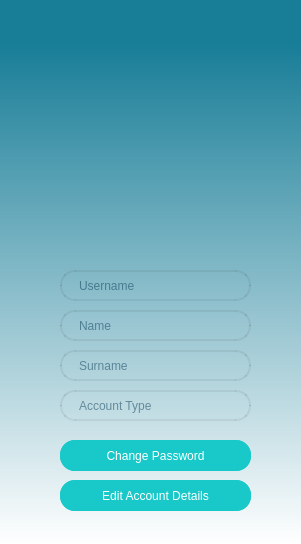
Old version of the form VIT_Module/6-Python_Arayuz/UI_Files/settings_ui.ui in the repository buyukakcali/Python-Module-Week7_CRM-Project.
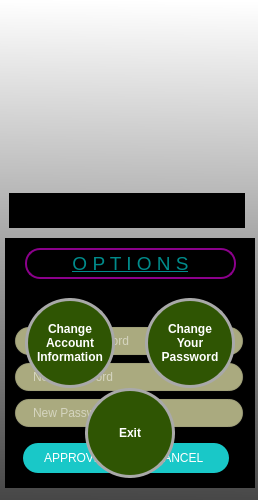
New version of the form. Icons and pictures are not drawn.

The edit to the form file:
```diff
--- a/VIT_Module/6-Python_Arayuz/UI_Files/settings_ui.ui
+++ b/VIT_Module/6-Python_Arayuz/UI_Files/settings_ui.ui
@@ -6,22 +6,10 @@
    <rect>
     <x>0</x>
     <y>0</y>
-    <width>301</width>
-    <height>544</height>
+    <width>258</width>
+    <height>500</height>
    </rect>
   </property>
-  <property name="minimumSize">
-   <size>
-    <width>301</width>
-    <height>544</height>
-   </size>
-  </property>
-  <property name="maximumSize">
-   <size>
-    <width>301</width>
-    <height>544</height>
-   </size>
-  </property>
   <property name="windowTitle">
    <string>Settings</string>
   </property>
@@ -30,18 +18,29 @@
     <normaloff>pictures/werhere_icon.png</normaloff>pictures/werhere_icon.png</iconset>
   </property>
   <property name="styleSheet">
-   <string notr="true">
-background-color: qlineargradient(spread:pad, x1:0.472, y1:0, x2:0.472, y2:1, stop:0.0795455 rgba(24, 125, 151, 255), stop:1 rgba(255, 255, 255, 255));</string>
+   <string notr="true">background-color: qlineargradient(spread:pad, x1:0.489, y1:1, x2:0.494, y2:0, stop:0 rgba(71, 71, 71, 255), stop:1 rgba(255, 255, 255, 255));</string>
   </property>
   <widget class="QLabel" name="labelPicture">
    <property name="geometry">
     <rect>
-     <x>20</x>
-     <y>20</y>
-     <width>281</width>
-     <height>201</height>
+     <x>9</x>
+     <y>13</y>
+     <width>250</width>
+     <height>170</height>
     </rect>
    </property>
+   <property name="minimumSize">
+    <size>
+     <width>250</width>
+     <height>170</height>
+    </size>
+   </property>
+   <property name="maximumSize">
+    <size>
+     <width>250</width>
+     <height>170</height>
+    </size>
+   </property>
    <property name="styleSheet">
     <string notr="true">background-color: rgba(0, 0, 0,0%);</string>
    </property>
@@ -51,232 +50,660 @@
    <property name="pixmap">
     <pixmap>pictures/settingFoto.png</pixmap>
    </property>
-  </widget>
-  <widget class="QLineEdit" name="lineEditUserName">
-   <property name="enabled">
-    <bool>false</bool>
+   <property name="scaledContents">
+    <bool>true</bool>
    </property>
-   <property name="geometry">
-    <rect>
-     <x>60</x>
-     <y>270</y>
-     <width>191</width>
-     <height>31</height>
-    </rect>
-   </property>
-   <property name="focusPolicy">
-    <enum>Qt::StrongFocus</enum>
-   </property>
-   <property name="styleSheet">
-    <string notr="true">QLineEdit {
- color: rgb(5, 58, 85);
-  border: 2px solid rgba(38, 38, 48,20);
-  border-radius: 15px;
-  
-  padding-left: 15px;
-  background-color: rgba(36, 36, 36,0);
- 
-}
-
-QLineEdit:hover {
-	border: 2px solid rgb(0, 255, 255);
-}
-
- QLineEdit:focus  {
-  border: 2px solid rgb(35, 218, 233);
-
-}
-
-   
-
-
-
-</string>
-   </property>
-   <property name="text">
-    <string/>
-   </property>
-   <property name="placeholderText">
-    <string>Username</string>
-   </property>
   </widget>
-  <widget class="QLineEdit" name="lineEditName">
-   <property name="enabled">
-    <bool>false</bool>
-   </property>
+  <widget class="QLabel" name="labelManageAccount">
    <property name="geometry">
     <rect>
-     <x>60</x>
-     <y>310</y>
-     <width>191</width>
-     <height>31</height>
+     <x>9</x>
+     <y>193</y>
+     <width>236</width>
+     <height>35</height>
     </rect>
    </property>
-   <property name="styleSheet">
-    <string notr="true">QLineEdit {
- color: rgb(5, 58, 85);
-  border: 2px solid rgba(38, 38, 48,20);
-  border-radius: 15px;
-  padding-left: 15px;
-  background-color: rgba(36, 36, 36,0);
- 
-}
-
-QLineEdit:hover {
-	border: 2px solid rgb(0, 255, 255);
-}
-
- QLineEdit:focus  {
-  border: 2px solid rgb(35, 218, 233);
-
-}
-
-   
-
-
-
-
-</string>
+   <property name="minimumSize">
+    <size>
+     <width>0</width>
+     <height>35</height>
+    </size>
    </property>
-   <property name="text">
-    <string/>
-   </property>
-   <property name="echoMode">
-    <enum>QLineEdit::Normal</enum>
-   </property>
-   <property name="placeholderText">
-    <string>Name</string>
-   </property>
-  </widget>
-  <widget class="QLineEdit" name="lineEditSurname">
-   <property name="enabled">
-    <bool>false</bool>
-   </property>
-   <property name="geometry">
-    <rect>
-     <x>60</x>
-     <y>350</y>
-     <width>191</width>
-     <height>31</height>
-    </rect>
-   </property>
-   <property name="styleSheet">
-    <string notr="true">QLineEdit {
- color: rgb(5, 58, 85);
-  border: 2px solid rgba(38, 38, 48,20);
-  border-radius: 15px;
-  padding-left: 15px;
-  background-color: rgba(36, 36, 36,0);
- 
-}
-
-QLineEdit:hover {
-	border: 2px solid rgb(0, 255, 255);
-}
-
- QLineEdit:focus  {
-  border: 2px solid rgb(35, 218, 233);
-
-}
-
-   
-
-
-
-
-</string>
-   </property>
-   <property name="text">
-    <string/>
-   </property>
-   <property name="echoMode">
-    <enum>QLineEdit::Normal</enum>
-   </property>
-   <property name="placeholderText">
-    <string>Surname</string>
-   </property>
-  </widget>
-  <widget class="QLineEdit" name="lineEditAccountType">
-   <property name="enabled">
-    <bool>false</bool>
-   </property>
-   <property name="geometry">
-    <rect>
-     <x>60</x>
-     <y>390</y>
-     <width>191</width>
-     <height>31</height>
-    </rect>
-   </property>
-   <property name="styleSheet">
-    <string notr="true">QLineEdit {
- color: rgb(5, 58, 85);
-  border: 2px solid rgba(38, 38, 48,20);
-  border-radius: 15px;
-  padding-left: 15px;
-  background-color: rgba(36, 36, 36,0);
- 
-}
-
-QLineEdit:hover {
-	border: 2px solid rgb(0, 255, 255);
-}
-
- QLineEdit:focus  {
-  border: 2px solid rgb(35, 218, 233);
-
-}
-
-   
-
-
-
-
-</string>
-   </property>
-   <property name="text">
-    <string/>
-   </property>
-   <property name="echoMode">
-    <enum>QLineEdit::Normal</enum>
-   </property>
-   <property name="placeholderText">
-    <string>Account Type</string>
-   </property>
-  </widget>
-  <widget class="QLabel" name="labelWellcome">
-   <property name="geometry">
-    <rect>
-     <x>45</x>
-     <y>240</y>
-     <width>231</width>
-     <height>20</height>
-    </rect>
+   <property name="maximumSize">
+    <size>
+     <width>250</width>
+     <height>35</height>
+    </size>
    </property>
    <property name="font">
     <font>
-     <family>Gabriola</family>
-     <pointsize>20</pointsize>
+     <pointsize>22</pointsize>
+     <bold>true</bold>
+     <underline>true</underline>
     </font>
    </property>
    <property name="styleSheet">
-    <string notr="true">background-color: rgba(0, 0, 0,0%);</string>
+    <string notr="true">background-color: rgb(0, 0, 0, 255);
+color: black</string>
    </property>
    <property name="text">
-    <string/>
+    <string>Manage Account</string>
    </property>
+   <property name="alignment">
+    <set>Qt::AlignCenter</set>
+   </property>
   </widget>
-  <widget class="QFrame" name="frameButtons">
+  <widget class="QFrame" name="gridFrameUserInfo">
    <property name="geometry">
     <rect>
-     <x>50</x>
-     <y>430</y>
-     <width>211</width>
-     <height>91</height>
+     <x>5</x>
+     <y>238</y>
+     <width>250</width>
+     <height>250</height>
     </rect>
    </property>
+   <property name="minimumSize">
+    <size>
+     <width>250</width>
+     <height>250</height>
+    </size>
+   </property>
+   <property name="maximumSize">
+    <size>
+     <width>250</width>
+     <height>250</height>
+    </size>
+   </property>
    <property name="styleSheet">
-    <string notr="true">background-color: rgba(255, 255, 255, 0);</string>
+    <string notr="true">background-color: rgb(0, 0, 0, 255);</string>
+   </property>
+   <layout class="QVBoxLayout" name="verticalLayout_2">
+    <item>
+     <widget class="QLineEdit" name="lineEditUser">
+      <property name="enabled">
+       <bool>false</bool>
+      </property>
+      <property name="minimumSize">
+       <size>
+        <width>230</width>
+        <height>30</height>
+       </size>
+      </property>
+      <property name="maximumSize">
+       <size>
+        <width>230</width>
+        <height>30</height>
+       </size>
+      </property>
+      <property name="focusPolicy">
+       <enum>Qt::StrongFocus</enum>
+      </property>
+      <property name="styleSheet">
+       <string notr="true">QLineEdit {
+	color: rgb(85, 0, 0);
+  	border: 2px solid rgba(38, 38, 48,20);
+  	border-radius: 15px;
+  	padding-left: 15px;
+  	background-color: rgba(36, 36, 36,0);
+	background-color: rgb(170, 170, 127); 
+}
+
+QLineEdit:hover {
+	border: 2px solid rgb(0, 255, 255);
+}
+
+ QLineEdit:focus  {
+  border: 2px solid rgb(35, 218, 233);
+}
+</string>
+      </property>
+      <property name="text">
+       <string/>
+      </property>
+      <property name="placeholderText">
+       <string>Username</string>
+      </property>
+     </widget>
+    </item>
+    <item>
+     <widget class="QLineEdit" name="lineEditAccountType">
+      <property name="enabled">
+       <bool>false</bool>
+      </property>
+      <property name="minimumSize">
+       <size>
+        <width>230</width>
+        <height>30</height>
+       </size>
+      </property>
+      <property name="maximumSize">
+       <size>
+        <width>230</width>
+        <height>30</height>
+       </size>
+      </property>
+      <property name="styleSheet">
+       <string notr="true">QLineEdit {
+	color: rgb(85, 0, 0);
+  	border: 2px solid rgba(38, 38, 48,20);
+  	border-radius: 15px;
+  	padding-left: 15px;
+  	background-color: rgba(36, 36, 36,0);
+	background-color: rgb(170, 170, 127); 
+}
+
+QLineEdit:hover {
+	border: 2px solid rgb(0, 255, 255);
+}
+
+ QLineEdit:focus  {
+  border: 2px solid rgb(35, 218, 233);
+}
+</string>
+      </property>
+      <property name="text">
+       <string/>
+      </property>
+      <property name="echoMode">
+       <enum>QLineEdit::Normal</enum>
+      </property>
+      <property name="placeholderText">
+       <string>Account Type</string>
+      </property>
+     </widget>
+    </item>
+    <item>
+     <widget class="QLineEdit" name="lineEditUserName">
+      <property name="enabled">
+       <bool>false</bool>
+      </property>
+      <property name="minimumSize">
+       <size>
+        <width>230</width>
+        <height>30</height>
+       </size>
+      </property>
+      <property name="maximumSize">
+       <size>
+        <width>230</width>
+        <height>30</height>
+       </size>
+      </property>
+      <property name="styleSheet">
+       <string notr="true">QLineEdit {
+	color: rgb(255, 255, 255);
+  	border: 2px solid rgba(38, 38, 48,20);
+  	border-radius: 15px;
+  	padding-left: 15px;
+  	background-color: rgba(36, 36, 36,0);
+	background-color: rgb(170, 170, 127); 
+}
+
+QLineEdit:hover {
+	border: 2px solid rgb(0, 255, 255);
+}
+
+ QLineEdit:focus  {
+  border: 2px solid rgb(35, 218, 233);
+}
+</string>
+      </property>
+      <property name="text">
+       <string/>
+      </property>
+      <property name="echoMode">
+       <enum>QLineEdit::Normal</enum>
+      </property>
+      <property name="placeholderText">
+       <string>Name</string>
+      </property>
+     </widget>
+    </item>
+    <item>
+     <widget class="QLineEdit" name="lineEditUserSurname">
+      <property name="enabled">
+       <bool>false</bool>
+      </property>
+      <property name="minimumSize">
+       <size>
+        <width>230</width>
+        <height>30</height>
+       </size>
+      </property>
+      <property name="maximumSize">
+       <size>
+        <width>230</width>
+        <height>30</height>
+       </size>
+      </property>
+      <property name="styleSheet">
+       <string notr="true">QLineEdit {
+	color: rgb(255, 255, 255);
+  	border: 2px solid rgba(38, 38, 48,20);
+  	border-radius: 15px;
+  	padding-left: 15px;
+  	background-color: rgba(36, 36, 36,0);
+	background-color: rgb(170, 170, 127); 
+}
+
+QLineEdit:hover {
+	border: 2px solid rgb(0, 255, 255);
+}
+
+ QLineEdit:focus  {
+  border: 2px solid rgb(35, 218, 233);
+}
+</string>
+      </property>
+      <property name="text">
+       <string/>
+      </property>
+      <property name="echoMode">
+       <enum>QLineEdit::Normal</enum>
+      </property>
+      <property name="placeholderText">
+       <string>Surname</string>
+      </property>
+     </widget>
+    </item>
+    <item>
+     <widget class="QFrame" name="gridFrameChangeAccountInformation">
+      <property name="minimumSize">
+       <size>
+        <width>250</width>
+        <height>45</height>
+       </size>
+      </property>
+      <property name="maximumSize">
+       <size>
+        <width>250</width>
+        <height>45</height>
+       </size>
+      </property>
+      <property name="styleSheet">
+       <string notr="true">background-color: rgb(0, 0, 0, 255);</string>
+      </property>
+      <layout class="QFormLayout" name="formLayout_2">
+       <item row="1" column="0">
+        <widget class="QPushButton" name="pushButtonCAIApprove">
+         <property name="minimumSize">
+          <size>
+           <width>100</width>
+           <height>30</height>
+          </size>
+         </property>
+         <property name="maximumSize">
+          <size>
+           <width>100</width>
+           <height>30</height>
+          </size>
+         </property>
+         <property name="mouseTracking">
+          <bool>true</bool>
+         </property>
+         <property name="focusPolicy">
+          <enum>Qt::StrongFocus</enum>
+         </property>
+         <property name="styleSheet">
+          <string notr="true">
+QPushButton{
+	border-radius : 15px;
+	background-color : rgb(25, 200, 200);
+	color: rgb(255, 255, 255);
+ 
+}
+QPushButton:hover{
+	background-color: rgb(20, 135, 135);
+    border: 2px solid rgb(162, 0, 0);
+	
+}
+
+</string>
+         </property>
+         <property name="text">
+          <string>APPROVE</string>
+         </property>
+        </widget>
+       </item>
+       <item row="1" column="1">
+        <widget class="QPushButton" name="pushButtonCAICancel">
+         <property name="minimumSize">
+          <size>
+           <width>100</width>
+           <height>30</height>
+          </size>
+         </property>
+         <property name="maximumSize">
+          <size>
+           <width>100</width>
+           <height>30</height>
+          </size>
+         </property>
+         <property name="styleSheet">
+          <string notr="true">QPushButton{
+	border-radius : 15px;
+	background-color : rgb(25, 200, 200);
+	color: rgb(255, 255, 255);
+}
+QPushButton:hover{
+	background-color: rgb(20, 135, 135);
+    border: 2px solid rgb(162, 0, 0);
+}
+</string>
+         </property>
+         <property name="text">
+          <string>CANCEL</string>
+         </property>
+        </widget>
+       </item>
+      </layout>
+     </widget>
+    </item>
+   </layout>
+  </widget>
+  <widget class="QFrame" name="gridFrameChangePassword">
+   <property name="geometry">
+    <rect>
+     <x>5</x>
+     <y>238</y>
+     <width>250</width>
+     <height>250</height>
+    </rect>
+   </property>
+   <property name="minimumSize">
+    <size>
+     <width>250</width>
+     <height>250</height>
+    </size>
+   </property>
+   <property name="maximumSize">
+    <size>
+     <width>250</width>
+     <height>250</height>
+    </size>
+   </property>
+   <property name="styleSheet">
+    <string notr="true">background-color: rgb(0, 0, 0, 255);</string>
+   </property>
+   <layout class="QVBoxLayout" name="verticalLayout_3">
+    <item>
+     <widget class="QLabel" name="labelChangePassword">
+      <property name="enabled">
+       <bool>true</bool>
+      </property>
+      <property name="font">
+       <font>
+        <pointsize>14</pointsize>
+        <underline>true</underline>
+       </font>
+      </property>
+      <property name="text">
+       <string>Change Password</string>
+      </property>
+      <property name="alignment">
+       <set>Qt::AlignCenter</set>
+      </property>
+     </widget>
+    </item>
+    <item>
+     <widget class="QLineEdit" name="lineEditCurrentPass">
+      <property name="enabled">
+       <bool>true</bool>
+      </property>
+      <property name="minimumSize">
+       <size>
+        <width>230</width>
+        <height>30</height>
+       </size>
+      </property>
+      <property name="maximumSize">
+       <size>
+        <width>230</width>
+        <height>30</height>
+       </size>
+      </property>
+      <property name="focusPolicy">
+       <enum>Qt::StrongFocus</enum>
+      </property>
+      <property name="styleSheet">
+       <string notr="true">QLineEdit {
+	color: rgb(255, 255, 255);
+  	border: 2px solid rgba(38, 38, 48,20);
+  	border-radius: 15px;
+  	padding-left: 15px;
+  	background-color: rgba(36, 36, 36,0);
+	background-color: rgb(170, 170, 127); 
+}
+
+QLineEdit:hover {
+	border: 2px solid rgb(0, 255, 255);
+}
+
+ QLineEdit:focus  {
+  border: 2px solid rgb(35, 218, 233);
+}
+</string>
+      </property>
+      <property name="text">
+       <string/>
+      </property>
+      <property name="placeholderText">
+       <string>Current Password</string>
+      </property>
+     </widget>
+    </item>
+    <item>
+     <widget class="QLineEdit" name="lineEditNewPass">
+      <property name="enabled">
+       <bool>true</bool>
+      </property>
+      <property name="minimumSize">
+       <size>
+        <width>230</width>
+        <height>30</height>
+       </size>
+      </property>
+      <property name="maximumSize">
+       <size>
+        <width>230</width>
+        <height>30</height>
+       </size>
+      </property>
+      <property name="styleSheet">
+       <string notr="true">QLineEdit {
+	color: rgb(255, 255, 255);
+  	border: 2px solid rgba(38, 38, 48,20);
+  	border-radius: 15px;
+  	padding-left: 15px;
+  	background-color: rgba(36, 36, 36,0);
+	background-color: rgb(170, 170, 127); 
+}
+
+QLineEdit:hover {
+	border: 2px solid rgb(0, 255, 255);
+}
+
+ QLineEdit:focus  {
+  border: 2px solid rgb(35, 218, 233);
+}
+</string>
+      </property>
+      <property name="text">
+       <string/>
+      </property>
+      <property name="echoMode">
+       <enum>QLineEdit::Normal</enum>
+      </property>
+      <property name="placeholderText">
+       <string>New Password</string>
+      </property>
+     </widget>
+    </item>
+    <item>
+     <widget class="QLineEdit" name="lineEditNewPass2">
+      <property name="enabled">
+       <bool>true</bool>
+      </property>
+      <property name="minimumSize">
+       <size>
+        <width>230</width>
+        <height>30</height>
+       </size>
+      </property>
+      <property name="maximumSize">
+       <size>
+        <width>230</width>
+        <height>30</height>
+       </size>
+      </property>
+      <property name="styleSheet">
+       <string notr="true">QLineEdit {
+	color: rgb(255, 255, 255);
+  	border: 2px solid rgba(38, 38, 48,20);
+  	border-radius: 15px;
+  	padding-left: 15px;
+  	background-color: rgba(36, 36, 36,0);
+	background-color: rgb(170, 170, 127); 
+}
+
+QLineEdit:hover {
+	border: 2px solid rgb(0, 255, 255);
+}
+
+ QLineEdit:focus  {
+  border: 2px solid rgb(35, 218, 233);
+}
+</string>
+      </property>
+      <property name="text">
+       <string/>
+      </property>
+      <property name="echoMode">
+       <enum>QLineEdit::Normal</enum>
+      </property>
+      <property name="placeholderText">
+       <string>New Password (Again)</string>
+      </property>
+     </widget>
+    </item>
+    <item>
+     <widget class="QFrame" name="gridFrameCPApproveCancel">
+      <property name="minimumSize">
+       <size>
+        <width>250</width>
+        <height>45</height>
+       </size>
+      </property>
+      <property name="maximumSize">
+       <size>
+        <width>250</width>
+        <height>45</height>
+       </size>
+      </property>
+      <property name="styleSheet">
+       <string notr="true">background-color: rgb(0, 0, 0, 255);</string>
+      </property>
+      <layout class="QFormLayout" name="formLayout">
+       <item row="1" column="0">
+        <widget class="QPushButton" name="pushButtonCPApprove">
+         <property name="minimumSize">
+          <size>
+           <width>100</width>
+           <height>30</height>
+          </size>
+         </property>
+         <property name="maximumSize">
+          <size>
+           <width>100</width>
+           <height>30</height>
+          </size>
+         </property>
+         <property name="mouseTracking">
+          <bool>true</bool>
+         </property>
+         <property name="focusPolicy">
+          <enum>Qt::StrongFocus</enum>
+         </property>
+         <property name="styleSheet">
+          <string notr="true">
+QPushButton{
+	border-radius : 15px;
+	background-color : rgb(25, 200, 200);
+	color: rgb(255, 255, 255);
+ 
+}
+QPushButton:hover{
+	background-color: rgb(20, 135, 135);
+    border: 2px solid rgb(162, 0, 0);
+	
+}
+
+</string>
+         </property>
+         <property name="text">
+          <string>APPROVE</string>
+         </property>
+        </widget>
+       </item>
+       <item row="1" column="1">
+        <widget class="QPushButton" name="pushButtonCPCancel">
+         <property name="minimumSize">
+          <size>
+           <width>100</width>
+           <height>30</height>
+          </size>
+         </property>
+         <property name="maximumSize">
+          <size>
+           <width>100</width>
+           <height>30</height>
+          </size>
+         </property>
+         <property name="styleSheet">
+          <string notr="true">QPushButton{
+	border-radius : 15px;
+	background-color : rgb(25, 200, 200);
+	color: rgb(255, 255, 255);
+}
+QPushButton:hover{
+	background-color: rgb(20, 135, 135);
+    border: 2px solid rgb(162, 0, 0);
+}
+</string>
+         </property>
+         <property name="text">
+          <string>CANCEL</string>
+         </property>
+        </widget>
+       </item>
+      </layout>
+     </widget>
+    </item>
+   </layout>
+  </widget>
+  <widget class="QFrame" name="frameOptions">
+   <property name="geometry">
+    <rect>
+     <x>5</x>
+     <y>238</y>
+     <width>250</width>
+     <height>250</height>
+    </rect>
+   </property>
+   <property name="minimumSize">
+    <size>
+     <width>250</width>
+     <height>250</height>
+    </size>
+   </property>
+   <property name="maximumSize">
+    <size>
+     <width>250</width>
+     <height>250</height>
+    </size>
+   </property>
+   <property name="styleSheet">
+    <string notr="true">background-color: rgba(0, 0, 0, 0);</string>
    </property>
    <property name="frameShape">
     <enum>QFrame::StyledPanel</enum>
@@ -284,15 +711,68 @@
    <property name="frameShadow">
     <enum>QFrame::Raised</enum>
    </property>
-   <widget class="QPushButton" name="pushButtonChangePassword">
+   <widget class="QLabel" name="labelOptions">
     <property name="geometry">
      <rect>
-      <x>10</x>
+      <x>20</x>
       <y>10</y>
-      <width>191</width>
+      <width>211</width>
       <height>31</height>
      </rect>
     </property>
+    <property name="font">
+     <font>
+      <pointsize>14</pointsize>
+      <underline>true</underline>
+     </font>
+    </property>
+    <property name="styleSheet">
+     <string notr="true">QLabel {
+	color: darkCyan;
+	border-radius: 15px;
+    border: 2px solid darkMagenta;	
+}</string>
+    </property>
+    <property name="text">
+     <string>O P T I O N S</string>
+    </property>
+    <property name="textFormat">
+     <enum>Qt::MarkdownText</enum>
+    </property>
+    <property name="scaledContents">
+     <bool>true</bool>
+    </property>
+    <property name="alignment">
+     <set>Qt::AlignCenter</set>
+    </property>
+   </widget>
+   <widget class="QPushButton" name="pushButtonChangePassword">
+    <property name="geometry">
+     <rect>
+      <x>140</x>
+      <y>60</y>
+      <width>90</width>
+      <height>90</height>
+     </rect>
+    </property>
+    <property name="minimumSize">
+     <size>
+      <width>90</width>
+      <height>90</height>
+     </size>
+    </property>
+    <property name="maximumSize">
+     <size>
+      <width>90</width>
+      <height>90</height>
+     </size>
+    </property>
+    <property name="font">
+     <font>
+      <pointsize>9</pointsize>
+      <bold>true</bold>
+     </font>
+    </property>
     <property name="mouseTracking">
      <bool>true</bool>
     </property>
@@ -300,120 +780,135 @@
      <enum>Qt::StrongFocus</enum>
     </property>
     <property name="styleSheet">
-     <string notr="true">
-QPushButton{
-	border-radius : 15px;
+     <string notr="true">QPushButton{
+	border-radius : 45px;
 	background-color : rgb(25, 200, 200);
+	background-color: rgb(47, 85, 3);
 	color: rgb(255, 255, 255);
- 
+	border: 3px solid darkGray; 
 }
+
 QPushButton:hover{
 	background-color: rgb(20, 135, 135);
-    border: 2px solid rgb(162, 0, 0);
-	
-}
-
-</string>
+    border: 2px solid rgb(162, 0, 0);	
+}</string>
     </property>
     <property name="text">
-     <string>Change Password</string>
+     <string>Change
+Your
+Password</string>
     </property>
    </widget>
-   <widget class="QPushButton" name="pushButtonChangeAccountDetails">
+   <widget class="QPushButton" name="pushButtonChangeAInfo">
     <property name="geometry">
      <rect>
-      <x>10</x>
-      <y>50</y>
-      <width>191</width>
-      <height>31</height>
+      <x>20</x>
+      <y>60</y>
+      <width>90</width>
+      <height>90</height>
      </rect>
     </property>
+    <property name="minimumSize">
+     <size>
+      <width>90</width>
+      <height>90</height>
+     </size>
+    </property>
+    <property name="maximumSize">
+     <size>
+      <width>90</width>
+      <height>90</height>
+     </size>
+    </property>
+    <property name="font">
+     <font>
+      <pointsize>9</pointsize>
+      <bold>true</bold>
+     </font>
+    </property>
+    <property name="mouseTracking">
+     <bool>true</bool>
+    </property>
+    <property name="focusPolicy">
+     <enum>Qt::StrongFocus</enum>
+    </property>
     <property name="styleSheet">
      <string notr="true">QPushButton{
-	border-radius : 15px;
+	border-radius : 45px;
 	background-color : rgb(25, 200, 200);
+	background-color: rgb(47, 85, 3);
 	color: rgb(255, 255, 255);
+	border: 3px solid darkGray; 
 }
+
 QPushButton:hover{
 	background-color: rgb(20, 135, 135);
-    border: 2px solid rgb(162, 0, 0);
-}
-</string>
+    border: 2px solid rgb(162, 0, 0);	
+}</string>
     </property>
     <property name="text">
-     <string>Edit Account Details</string>
+     <string>Change
+Account
+Information</string>
     </property>
    </widget>
-  </widget>
-  <widget class="QPushButton" name="pushButtonApprove">
-   <property name="geometry">
-    <rect>
-     <x>60</x>
-     <y>440</y>
-     <width>191</width>
-     <height>31</height>
-    </rect>
-   </property>
-   <property name="mouseTracking">
-    <bool>true</bool>
-   </property>
-   <property name="focusPolicy">
-    <enum>Qt::StrongFocus</enum>
-   </property>
-   <property name="styleSheet">
-    <string notr="true">
-QPushButton{
-	border-radius : 15px;
+   <widget class="QPushButton" name="pushButtonExit">
+    <property name="geometry">
+     <rect>
+      <x>80</x>
+      <y>150</y>
+      <width>90</width>
+      <height>90</height>
+     </rect>
+    </property>
+    <property name="minimumSize">
+     <size>
+      <width>90</width>
+      <height>90</height>
+     </size>
+    </property>
+    <property name="maximumSize">
+     <size>
+      <width>90</width>
+      <height>90</height>
+     </size>
+    </property>
+    <property name="font">
+     <font>
+      <pointsize>9</pointsize>
+      <bold>true</bold>
+     </font>
+    </property>
+    <property name="mouseTracking">
+     <bool>true</bool>
+    </property>
+    <property name="focusPolicy">
+     <enum>Qt::StrongFocus</enum>
+    </property>
+    <property name="styleSheet">
+     <string notr="true">QPushButton{
+	border-radius : 45px;
 	background-color : rgb(25, 200, 200);
+	background-color: rgb(47, 85, 3);
 	color: rgb(255, 255, 255);
- 
+	border: 3px solid darkGray; 
 }
-QPushButton:hover{
-	background-color: rgb(20, 135, 135);
-    border: 2px solid rgb(162, 0, 0);
-	
-}
 
-</string>
-   </property>
-   <property name="text">
-    <string>APPROVE</string>
-   </property>
-  </widget>
-  <widget class="QPushButton" name="pushButtonCancel">
-   <property name="geometry">
-    <rect>
-     <x>60</x>
-     <y>480</y>
-     <width>191</width>
-     <height>31</height>
-    </rect>
-   </property>
-   <property name="styleSheet">
-    <string notr="true">QPushButton{
-	border-radius : 15px;
-	background-color : rgb(25, 200, 200);
-	color: rgb(255, 255, 255);
-}
 QPushButton:hover{
 	background-color: rgb(20, 135, 135);
-    border: 2px solid rgb(162, 0, 0);
-}
-</string>
-   </property>
-   <property name="text">
-    <string>CANCEL</string>
-   </property>
+    border: 2px solid rgb(162, 0, 0);	
+}</string>
+    </property>
+    <property name="text">
+     <string>Exit</string>
+    </property>
+   </widget>
   </widget>
-  <zorder>pushButtonCancel</zorder>
-  <zorder>pushButtonApprove</zorder>
+  <zorder>gridFrameUserInfo</zorder>
+  <zorder>gridFrameChangePassword</zorder>
   <zorder>labelPicture</zorder>
-  <zorder>lineEditUserName</zorder>
-  <zorder>lineEditName</zorder>
-  <zorder>lineEditSurname</zorder>
-  <zorder>lineEditAccountType</zorder>
-  <zorder>labelWellcome</zorder>
-  <zorder>frameButtons</zorder>
+  <zorder>labelManageAccount</zorder>
+  <zorder>frameOptions</zorder>
  </widget>
  <resources/>
  <connections/>
```
